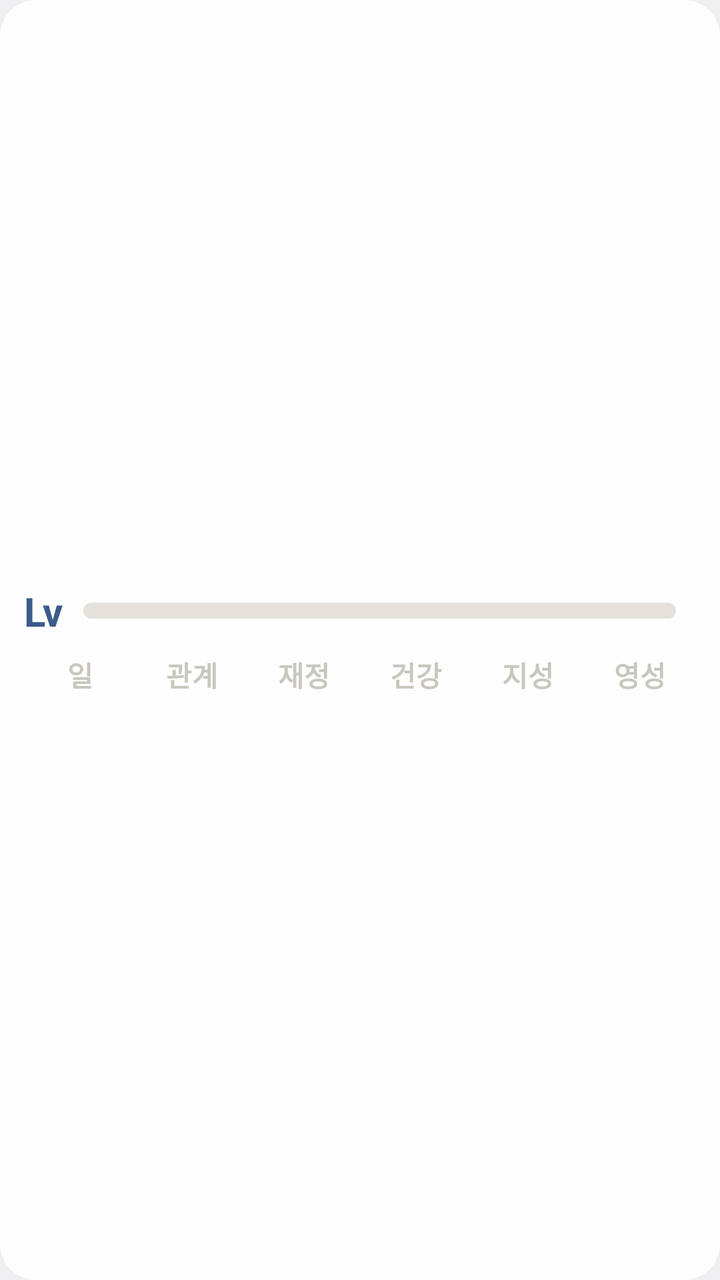
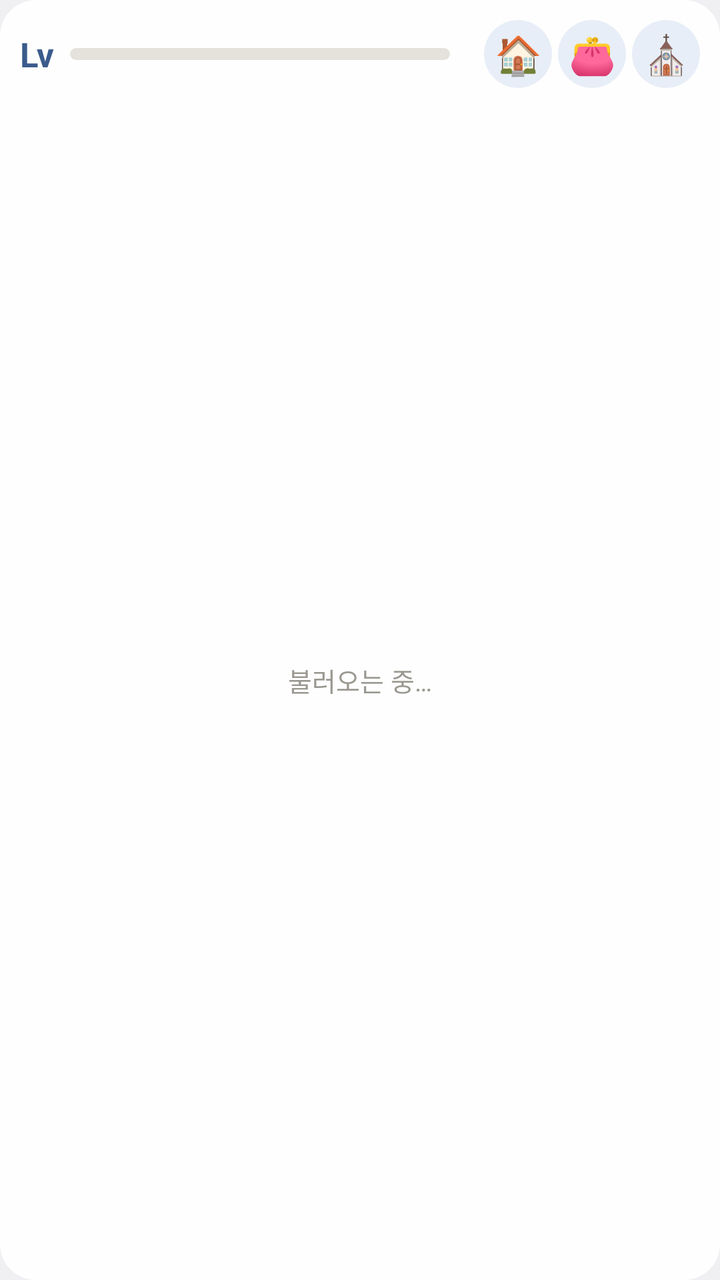

Before-and-after screenshots of an Android layout around one commit, followed by the original layout XML and the change that was made.
<!-- AndroidManifest.xml: application theme android:Theme.DeviceDefault.Light.NoActionBar -->
<!-- res/layout/widget.xml -->
<?xml version="1.0" encoding="utf-8"?>
<LinearLayout xmlns:android="http://schemas.android.com/apk/res/android"
    android:id="@+id/root"
    android:layout_width="match_parent" android:layout_height="match_parent"
    android:orientation="vertical" android:gravity="center_vertical"
    android:background="@drawable/widget_bg" android:padding="12dp">
    <LinearLayout android:layout_width="match_parent" android:layout_height="wrap_content"
        android:orientation="horizontal" android:gravity="center_vertical">
        <TextView android:id="@+id/lv" android:layout_width="wrap_content" android:layout_height="wrap_content"
            android:text="Lv" android:textSize="20sp" android:textStyle="bold" android:textColor="#3B5B8C" />
        <ProgressBar android:id="@+id/bar" style="@android:style/Widget.ProgressBar.Horizontal"
            android:layout_width="0dp" android:layout_weight="1" android:layout_height="8dp"
            android:layout_marginStart="10dp" android:layout_marginEnd="10dp"
            android:max="100" android:progress="0" android:progressTint="#3B5B8C" android:progressBackgroundTint="#E4E2DB" />
        <TextView android:id="@+id/sub" android:layout_width="wrap_content" android:layout_height="wrap_content"
            android:text="" android:textSize="12sp" android:textColor="#6B6A64" />
    </LinearLayout>
    <LinearLayout android:layout_width="match_parent" android:layout_height="wrap_content"
        android:orientation="horizontal" android:layout_marginTop="8dp">
        <TextView android:id="@+id/c0" style="@style/Cell" android:text="일" />
        <TextView android:id="@+id/c1" style="@style/Cell" android:text="관계" />
        <TextView android:id="@+id/c2" style="@style/Cell" android:text="재정" />
        <TextView android:id="@+id/c3" style="@style/Cell" android:text="건강" />
        <TextView android:id="@+id/c4" style="@style/Cell" android:text="지성" />
        <TextView android:id="@+id/c5" style="@style/Cell" android:text="영성" />
    </LinearLayout>
</LinearLayout>
<!-- resources referenced by this layout -->
<resources>
  <!-- drawable widget_bg (drawable) -->
  <?xml version="1.0" encoding="utf-8"?>
  <shape xmlns:android="http://schemas.android.com/apk/res/android">
      <solid android:color="#F2FFFFFF" />
      <corners android:radius="18dp" />
  </shape>
  <style name="Cell">
          <item name="android:layout_width">0dp</item>
          <item name="android:layout_weight">1</item>
          <item name="android:layout_height">wrap_content</item>
          <item name="android:gravity">center</item>
          <item name="android:textSize">14sp</item>
          <item name="android:textStyle">bold</item>
          <item name="android:textColor">#C9C6BD</item>
      </style>
</resources>

<!-- the commit's change to res/layout/widget.xml (unified diff, before → after) -->
@@ -2,26 +2,27 @@
 <LinearLayout xmlns:android="http://schemas.android.com/apk/res/android"
     android:id="@+id/root"
     android:layout_width="match_parent" android:layout_height="match_parent"
-    android:orientation="vertical" android:gravity="center_vertical"
-    android:background="@drawable/widget_bg" android:padding="12dp">
-    <LinearLayout android:layout_width="match_parent" android:layout_height="wrap_content"
+    android:orientation="vertical"
+    android:background="@drawable/widget_bg" android:padding="10dp">
+    <LinearLayout android:id="@+id/head" android:layout_width="match_parent" android:layout_height="wrap_content"
         android:orientation="horizontal" android:gravity="center_vertical">
         <TextView android:id="@+id/lv" android:layout_width="wrap_content" android:layout_height="wrap_content"
-            android:text="Lv" android:textSize="20sp" android:textStyle="bold" android:textColor="#3B5B8C" />
+            android:text="Lv" android:textSize="17sp" android:textStyle="bold" android:textColor="#3B5B8C" />
         <ProgressBar android:id="@+id/bar" style="@android:style/Widget.ProgressBar.Horizontal"
-            android:layout_width="0dp" android:layout_weight="1" android:layout_height="8dp"
-            android:layout_marginStart="10dp" android:layout_marginEnd="10dp"
+            android:layout_width="0dp" android:layout_weight="1" android:layout_height="6dp"
+            android:layout_marginStart="8dp" android:layout_marginEnd="8dp"
             android:max="100" android:progress="0" android:progressTint="#3B5B8C" android:progressBackgroundTint="#E4E2DB" />
         <TextView android:id="@+id/sub" android:layout_width="wrap_content" android:layout_height="wrap_content"
-            android:text="" android:textSize="12sp" android:textColor="#6B6A64" />
+            android:text="" android:textSize="11sp" android:textColor="#6B6A64" android:layout_marginEnd="6dp" />
+        <TextView android:id="@+id/bHome" style="@style/WBtn" android:text="🏠" />
+        <TextView android:id="@+id/bWallet" style="@style/WBtn" android:text="👛" />
+        <TextView android:id="@+id/bFather" style="@style/WBtn" android:text="⛪" />
     </LinearLayout>
-    <LinearLayout android:layout_width="match_parent" android:layout_height="wrap_content"
-        android:orientation="horizontal" android:layout_marginTop="8dp">
-        <TextView android:id="@+id/c0" style="@style/Cell" android:text="일" />
-        <TextView android:id="@+id/c1" style="@style/Cell" android:text="관계" />
-        <TextView android:id="@+id/c2" style="@style/Cell" android:text="재정" />
-        <TextView android:id="@+id/c3" style="@style/Cell" android:text="건강" />
-        <TextView android:id="@+id/c4" style="@style/Cell" android:text="지성" />
-        <TextView android:id="@+id/c5" style="@style/Cell" android:text="영성" />
-    </LinearLayout>
+    <FrameLayout android:layout_width="match_parent" android:layout_height="0dp" android:layout_weight="1"
+        android:layout_marginTop="6dp">
+        <ListView android:id="@+id/list" android:layout_width="match_parent" android:layout_height="match_parent"
+            android:divider="#00000000" android:dividerHeight="0dp" />
+        <TextView android:id="@+id/empty" android:layout_width="match_parent" android:layout_height="match_parent"
+            android:gravity="center" android:text="불러오는 중…" android:textColor="#9A9890" android:textSize="13sp" />
+    </FrameLayout>
 </LinearLayout>
<!-- resource entries referenced after the edit -->
@@ -6,14 +6,18 @@
       <solid android:color="#F2FFFFFF" />
       <corners android:radius="18dp" />
   </shape>
-  <style name="Cell">
-          <item name="android:layout_width">0dp</item>
-          <item name="android:layout_weight">1</item>
-          <item name="android:layout_height">wrap_content</item>
+  <style name="WBtn">
+          <item name="android:layout_width">34dp</item>
+          <item name="android:layout_height">34dp</item>
           <item name="android:gravity">center</item>
-          <item name="android:textSize">14sp</item>
-          <item name="android:textStyle">bold</item>
-          <item name="android:textColor">#C9C6BD</item>
+          <item name="android:textSize">19sp</item>
+          <item name="android:background">@drawable/wbtn_bg</item>
+          <item name="android:layout_marginStart">3dp</item>
       </style>
+  <!-- drawable wbtn_bg (drawable) -->
+  <?xml version="1.0" encoding="utf-8"?>
+  <shape xmlns:android="http://schemas.android.com/apk/res/android" android:shape="oval">
+      <solid android:color="#E8EEF7" />
+  </shape>
 </resources>
 
